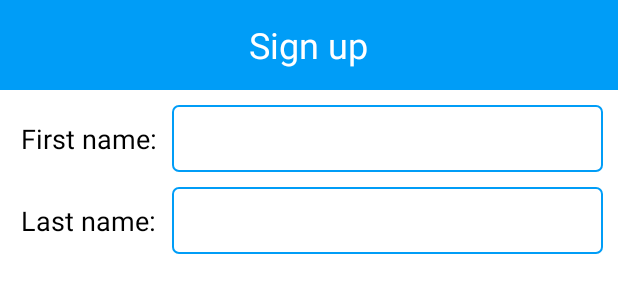
After one commit to hoangsangnguyen/Financial_Manager, an Android app: the layout activity_sign_up.xml on its own in the app's theme, with its tools: preview values and no code run, on a phone screen of 412 x 824 dp. The commit adds this screen. Shown: the top 300 px of the screen. Run offline under Robolectric (Android 15) with nearby library versions, the phone set to English and light mode, and no system bars.

Commit message:
Update Sign up screen

```diff
--- a/FinancialManager/app/src/main/AndroidManifest.xml
+++ b/FinancialManager/app/src/main/AndroidManifest.xml
@@ -23,6 +23,8 @@
             </intent-filter>
         </activity>
         <activity android:name=".mvp.login.detail.DetailActivity"></activity>
+        <activity android:name=".mvp.home.HomeActivity" />
+        <activity android:name=".mvp.signup.SignUpActivity"></activity>
     </application>
 
 </manifest>
--- a/FinancialManager/app/src/main/java/com/example/nhattruong/financialmanager/mvp/login/LoginPresenter.java
+++ b/FinancialManager/app/src/main/java/com/example/nhattruong/financialmanager/mvp/login/LoginPresenter.java
@@ -23,14 +23,17 @@ class LoginPresenter extends BasePresenter implements LoginContract.IPresenter{
 
     @Override
     public void login(String username, String password) {
+        getView().showLoading();
         getApiManager().login(new LoginRequest(username, password), new ApiCallback<BaseResponse>() {
             @Override
             public void success(BaseResponse res) {
+                getView().hideLoading();
                 getView().onSuccess();
             }
 
             @Override
             public void failure(RestError error) {
+                getView().hideLoading();
                 getView().onFailure(error.toString());
             }
         });
--- /dev/null
+++ b/FinancialManager/app/src/main/res/drawable/border_white_corner_blue_text.xml
@@ -0,0 +1,6 @@
+<?xml version="1.0" encoding="utf-8"?>
+<shape xmlns:android="http://schemas.android.com/apk/res/android">
+    <corners android:radius="4dp"/>
+    <solid android:color="@android:color/white"/>
+    <stroke android:color="@color/app_color" android:width="1dp"/>
+</shape>
--- /dev/null
+++ b/FinancialManager/app/src/main/res/layout/activity_sign_up.xml
@@ -0,0 +1,78 @@
+<?xml version="1.0" encoding="utf-8"?>
+<android.support.constraint.ConstraintLayout xmlns:android="http://schemas.android.com/apk/res/android"
+    xmlns:app="http://schemas.android.com/apk/res-auto"
+    xmlns:tools="http://schemas.android.com/tools"
+    android:layout_width="match_parent"
+    android:layout_height="match_parent"
+    android:background="@color/white_color"
+    tools:context="com.example.nhattruong.financialmanager.mvp.signup.SignUpActivity">
+
+    <FrameLayout
+        android:id="@+id/frm_top"
+        android:layout_width="match_parent"
+        android:layout_height="60dp"
+        android:background="@color/app_color"
+        app:layout_constraintLeft_toLeftOf="parent"
+        app:layout_constraintRight_toRightOf="parent"
+        app:layout_constraintTop_toTopOf="parent">
+
+        <TextView
+            android:layout_width="wrap_content"
+            android:layout_height="wrap_content"
+            android:layout_gravity="center"
+            android:text="Sign up"
+            android:textColor="@color/white_color"
+            android:textSize="24sp" />
+    </FrameLayout>
+
+    <TextView
+        android:id="@+id/tv_first_name"
+        android:layout_width="wrap_content"
+        android:layout_height="wrap_content"
+        android:text="First name:"
+        android:textColor="@color/black_color"
+        android:textSize="@dimen/text_size_18sp"
+        app:layout_constraintTop_toBottomOf="@+id/frm_top"
+        app:layout_constraintLeft_toLeftOf="parent"
+        app:layout_constraintBaseline_toBaselineOf="@+id/edt_first_name"
+        android:layout_marginStart="@dimen/small_14dp"
+        android:layout_marginTop="@dimen/small_14dp"/>
+
+    <EditText
+        android:id="@+id/edt_first_name"
+        android:layout_width="0dp"
+        android:layout_height="wrap_content"
+        android:padding="@dimen/small_10dp"
+        android:inputType="textNoSuggestions|text"
+        android:imeOptions="actionNext"
+        android:maxLines="1"
+        android:background="@drawable/border_white_corner_blue_text"
+        app:layout_constraintTop_toBottomOf="@+id/frm_top"
+        app:layout_constraintLeft_toRightOf="@+id/tv_first_name"
+        app:layout_constraintRight_toRightOf="parent"
+        android:layout_margin="@dimen/small_10dp"/>
+
+    <TextView
+        android:id="@+id/tv_last_name"
+        android:layout_width="wrap_content"
+        android:layout_height="wrap_content"
+        android:textColor="@color/black_color"
+        android:textSize="@dimen/text_size_18sp"
+        android:text="Last name:"
+        app:layout_constraintBaseline_toBaselineOf="@+id/edt_last_name"
+        app:layout_constraintLeft_toLeftOf="@+id/tv_first_name"
+        app:layout_constraintTop_toBottomOf="@+id/tv_first_name"
+        android:layout_marginTop="@dimen/small_14dp"/>
+
+    <EditText
+        android:id="@+id/edt_last_name"
+        android:layout_width="0dp"
+        android:layout_height="wrap_content"
+        android:padding="@dimen/small_10dp"
+        android:maxLines="1"
+        android:background="@drawable/border_white_corner_blue_text"
+        app:layout_constraintTop_toBottomOf="@+id/edt_first_name"
+        app:layout_constraintLeft_toLeftOf="@+id/edt_first_name"
+        app:layout_constraintRight_toRightOf="@+id/edt_first_name"
+        android:layout_marginTop="@dimen/small_10dp"/>
+</android.support.constraint.ConstraintLayout>
--- a/FinancialManager/app/src/main/res/values/dimens.xml
+++ b/FinancialManager/app/src/main/res/values/dimens.xml
@@ -3,8 +3,13 @@
     <dimen name="small_8dp">8dp</dimen>
     <dimen name="large_64dp">64dp</dimen>
     <dimen name="large_60dp">60dp</dimen>
-    <dimen name="default_text_size">14sp</dimen>
     <dimen name="large">32dp</dimen>
     <dimen name="small_14dp">14dp</dimen>
     <dimen name="small_10dp">10dp</dimen>
+
+    //text size
+    <dimen name="default_text_size">14sp</dimen>
+    <dimen name="title_text_size">20sp</dimen>
+    <dimen name="text_size_18sp">18sp</dimen>
+
 </resources>
```
Also changed, not shown: FinancialManager/app/src/main/java/com/example/nhattruong/financialmanager/mvp/home/HomeActivity.java (added, +31 -0 lines), FinancialManager/app/src/main/java/com/example/nhattruong/financialmanager/mvp/home/HomeContract.java (added, +17 -0 lines), FinancialManager/app/src/main/java/com/example/nhattruong/financialmanager/mvp/home/HomePresenter.java (added, +15 -0 lines), FinancialManager/app/src/main/java/com/example/nhattruong/financialmanager/mvp/login/LoginActivity.java (+7 -7 lines), FinancialManager/app/src/main/java/com/example/nhattruong/financialmanager/mvp/signup/SignUpActivity.java (added, +40 -0 lines), FinancialManager/app/src/main/java/com/example/nhattruong/financialmanager/mvp/signup/SignUpContract.java (added, +13 -0 lines), FinancialManager/app/src/main/java/com/example/nhattruong/financialmanager/mvp/signup/SignUpPresenter.java (added, +11 -0 lines), FinancialManager/app/src/main/res/layout/activity_home.xml (added, +9 -0 lines), FinancialManager/app/src/main/res/layout/activity_login.xml (+14 -21 lines).
